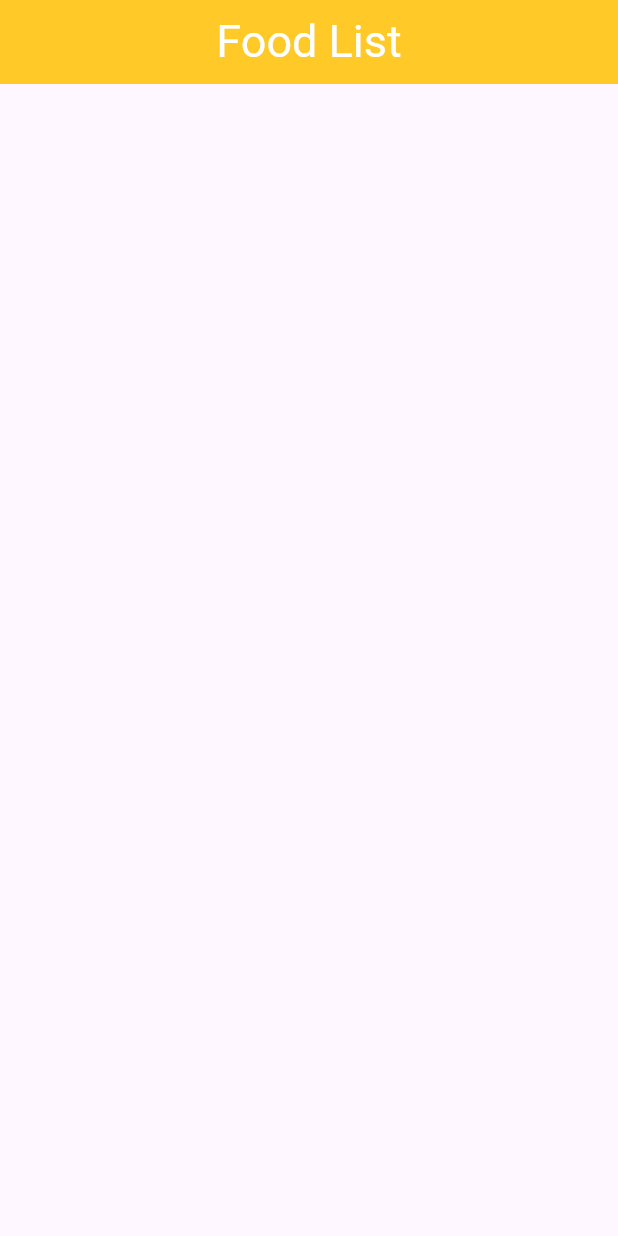
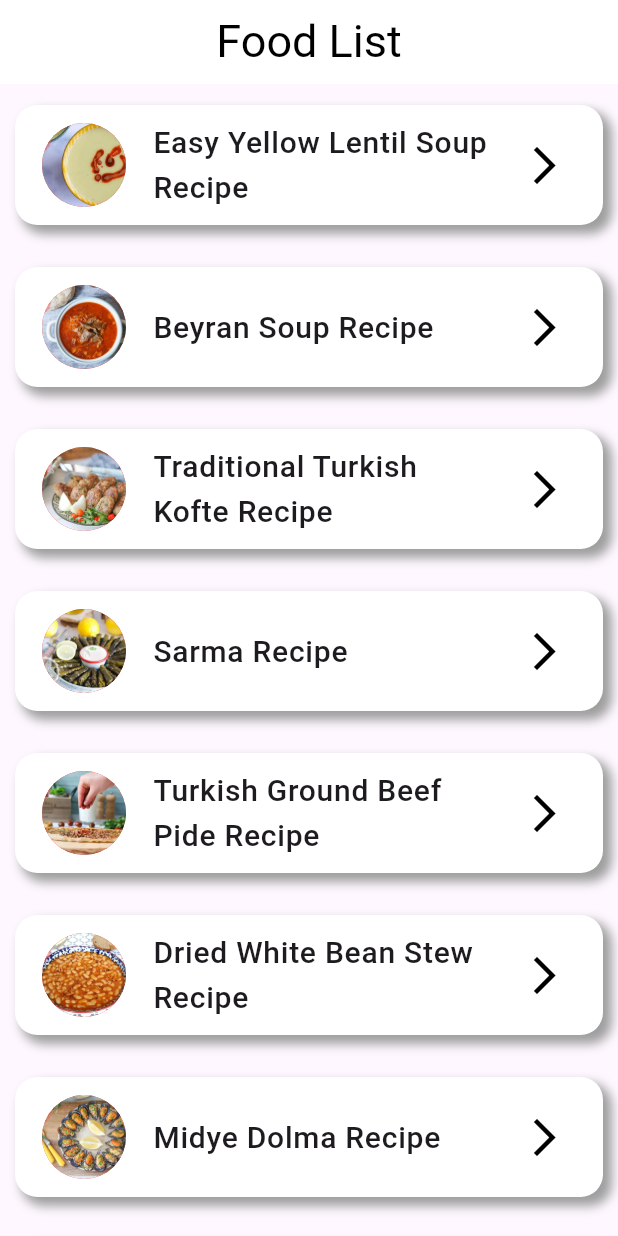
Before and after one commit to suleymanharbelioglu/Turkish-Food-Recepies, a Flutter app: the screen it shows after launch, on a phone screen of 412 x 824 dp. Run offline on Flutter 3.47's test engine with Material 3 defaults, Android fonts, the phone set to English and light mode, and no system bars.

Commit message:
food list page

```diff
--- a/lib/data/strings.dart
+++ b/lib/data/strings.dart
@@ -229,8 +229,8 @@ class Strings {
         "\t• Serve with minced dill.\n\n"
   ];
   static const foodImageNameList = [
-    "easyYellowLentilSoup",
-    "beyranSoup",
+    "EasyYellowLentilSoup",
+    "BeyranSoup",
     "TraditionalTurkishKofte",
     "Sarma",
     "TurkishGroundBeefPide",
--- a/lib/page/food_list.dart
+++ b/lib/page/food_list.dart
@@ -1,20 +1,44 @@
 import 'package:flutter/material.dart';
+import 'package:turkish_food_recepies/data/strings.dart';
+import 'package:turkish_food_recepies/model/food_model.dart';
+import 'package:turkish_food_recepies/widget/food_list_item.dart';
 
 class FoodList extends StatelessWidget {
-  const FoodList();
+  late List<FoodModel> foodList;
+  FoodList() {
+    foodList = generateFoodList();
+    print(foodList);
+  }
 
   @override
   Widget build(BuildContext context) {
     return Scaffold(
       appBar: AppBar(
-        backgroundColor: Colors.amber.shade400,
+        backgroundColor: Colors.white,
         centerTitle: true,
+        elevation: 0,
         title: Text("Food List",
-            style: TextStyle(fontSize: 30, color: Colors.white)),
+            style: TextStyle(fontSize: 30, color: Colors.black)),
       ),
       body: ListView.builder(
-        itemBuilder: (context, index) {},
+        itemCount: foodList.length,
+        itemBuilder: (context, index) {
+          return FoodListItem(food: foodList[index]);
+        },
       ),
     );
   }
+
+  List<FoodModel> generateFoodList() {
+    List<FoodModel> list = [];
+    for (int i = 0; i < Strings.foodImageNameList.length; i++) {
+      list.add(FoodModel(
+          foodName: Strings.foodNameList[i],
+          foodIngredients: Strings.foodIngredientList[i],
+          foodPrepation: Strings.foodPreparationList[i],
+          foodImageUrl:
+              "assets/images/" + Strings.foodImageNameList[i] + ".jpg"));
+    }
+    return list;
+  }
 }
--- /dev/null
+++ b/lib/widget/food_list_item.dart
@@ -0,0 +1,55 @@
+import 'package:flutter/material.dart';
+import 'package:turkish_food_recepies/model/food_model.dart';
+
+class FoodListItem extends StatelessWidget {
+  final FoodModel food;
+  const FoodListItem({super.key, required this.food});
+
+  @override
+  Widget build(BuildContext context) {
+    return Padding(
+      padding: const EdgeInsets.symmetric(horizontal: 10, vertical: 4),
+      child: Padding(
+        padding: const EdgeInsets.symmetric(vertical: 10),
+        child: Container(
+          alignment: Alignment.center,
+          height: 80,
+          decoration: BoxDecoration(
+            borderRadius: BorderRadius.circular(15),
+            boxShadow: [
+              BoxShadow(
+                  color: Colors.grey,
+                  offset: Offset(5, 5),
+                  blurRadius: 5,
+                  spreadRadius: 1),
+            ],
+            color: Colors.white,
+          ),
+          child: ListTile(
+            leading: Container(
+              height: 60,
+              width: 60,
+              decoration: BoxDecoration(
+                image: DecorationImage(
+                  image: AssetImage(food.foodImageUrl),
+                  fit: BoxFit.cover,
+                ),
+                color: Colors.red,
+                shape: BoxShape.circle,
+              ),
+            ),
+            title: Text(
+              food.foodName + " Recipe",
+              style: TextStyle(fontSize: 20, fontWeight: FontWeight.w500),
+            ),
+            trailing: Icon(
+              Icons.arrow_forward_ios,
+              color: Colors.black,
+              size: 30,
+            ),
+          ),
+        ),
+      ),
+    );
+  }
+}
```
